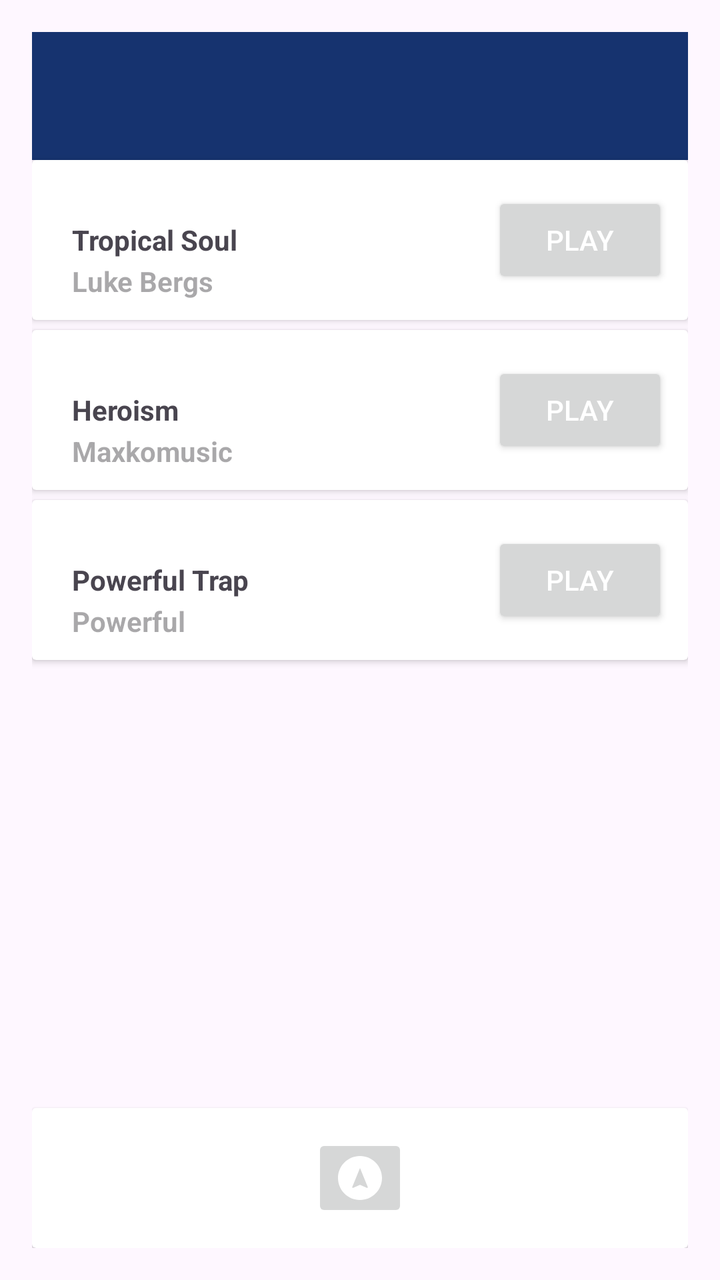
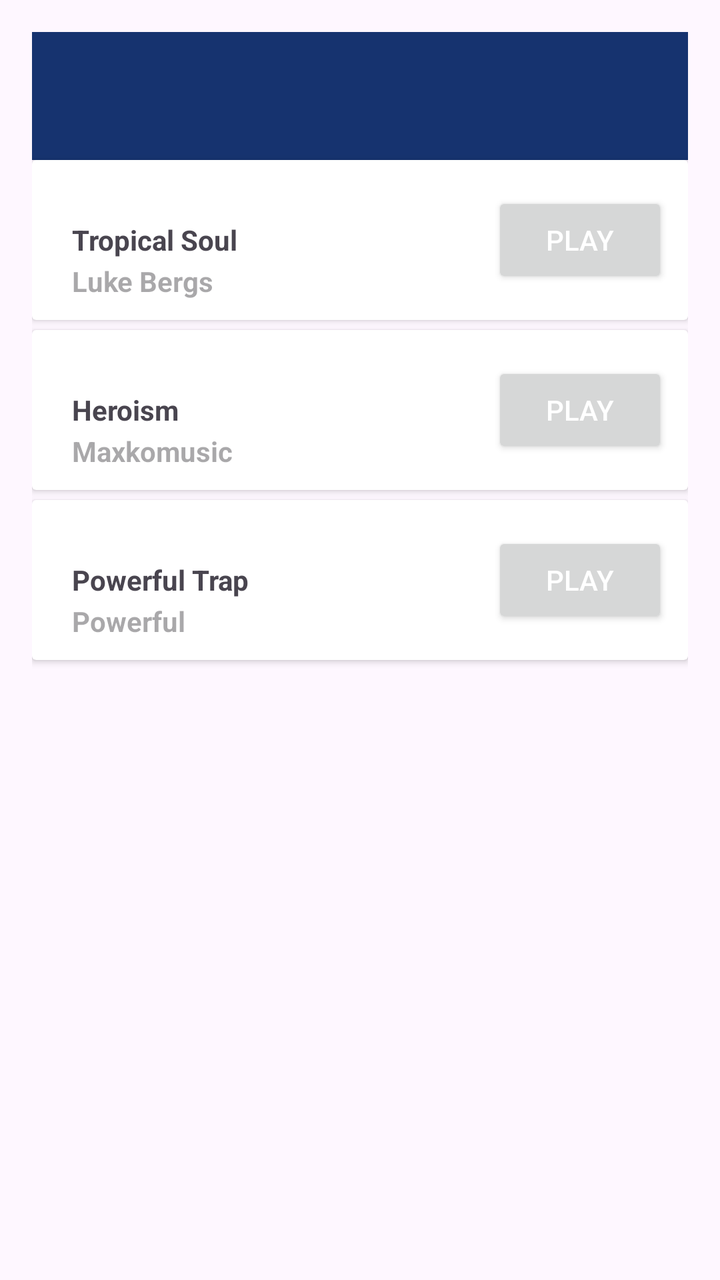

Compare the two renders of this Android layout. The source of the first and the diff that turns it into the second are given below.
<!-- AndroidManifest.xml: application theme Theme.Lab1MusicPlayer -->
<!-- res/layout/activity_main.xml -->
<?xml version="1.0" encoding="utf-8"?>
<LinearLayout xmlns:android="http://schemas.android.com/apk/res/android"
    xmlns:app="http://schemas.android.com/apk/res-auto"
    xmlns:tools="http://schemas.android.com/tools"
    android:id="@+id/main"
    android:layout_width="match_parent"
    android:layout_height="match_parent"
    android:orientation="vertical"
    android:padding="16dp"
    tools:context=".MainActivity">

    <include
        layout="@layout/toolbar_main"
        android:id="@+id/action_playing"/>

    <androidx.cardview.widget.CardView
        android:layout_width="match_parent"
        android:layout_height="80dp"
        android:layout_marginBottom="5dp"
        android:layout_gravity="top">

        <TextView
            android:id="@+id/textView"
            android:layout_width="wrap_content"
            android:layout_height="wrap_content"
            android:text="@string/tropical_soul"
            android:paddingStart="20dp"
            android:paddingEnd="0dp"
            android:textStyle="bold"
            android:layout_gravity="start|center"/>

        <TextView
            android:id="@+id/textView2"
            android:layout_width="wrap_content"
            android:layout_height="wrap_content"

            android:hint="Luke Bergs"
            android:textStyle="bold"
            android:layout_gravity="bottom"
            android:paddingStart="20dp"
            android:paddingEnd="0dp"
            android:paddingBottom="10dp"/>

        <Button
            android:id="@+id/button"
            android:layout_width="wrap_content"
            android:layout_height="wrap_content"
            android:text="@string/play"
            android:layout_marginEnd="10dp"
            android:layout_gravity="end|center"
            android:textColor="@color/white"
            android:onClick="Soundtrack1"/>
    </androidx.cardview.widget.CardView>

    <androidx.cardview.widget.CardView
        android:layout_width="match_parent"
        android:layout_height="80dp"
        android:layout_marginBottom="5dp"
        android:layout_gravity="top">

        <TextView
            android:id="@+id/heroism"
            android:layout_width="wrap_content"
            android:layout_height="wrap_content"
            android:layout_gravity="start|center"
            android:paddingStart="20dp"
            android:paddingEnd="0dp"
            android:text="Heroism"
            android:textStyle="bold" />

        <TextView
            android:id="@+id/maxkomusic"
            android:layout_width="wrap_content"
            android:layout_height="wrap_content"
            android:layout_gravity="bottom"
            android:hint="Maxkomusic"
            android:paddingStart="20dp"
            android:paddingEnd="0dp"
            android:paddingBottom="10dp"
            android:textStyle="bold" />

        <Button
            android:id="@+id/button2"
            android:layout_width="wrap_content"
            android:layout_height="wrap_content"
            android:text="@string/play"
            android:layout_marginEnd="10dp"
            android:layout_gravity="end|center"
            android:textColor="@color/white"
            android:onClick="Soundtrack2"/>
    </androidx.cardview.widget.CardView>


    <androidx.cardview.widget.CardView
        android:layout_width="match_parent"
        android:layout_height="80dp"
        android:layout_marginBottom="5dp"
        android:layout_gravity="top">

        <TextView
            android:id="@+id/PowerfulTrap"
            android:layout_width="wrap_content"
            android:layout_height="wrap_content"
            android:layout_gravity="start|center"
            android:paddingStart="20dp"
            android:paddingEnd="0dp"
            android:text="Powerful Trap"
            android:textStyle="bold" />

        <TextView
            android:id="@+id/Powerful"
            android:layout_width="wrap_content"
            android:layout_height="wrap_content"
            android:layout_gravity="bottom"
            android:hint="Powerful"
            android:paddingStart="20dp"
            android:paddingEnd="0dp"
            android:paddingBottom="10dp"
            android:textStyle="bold" />

        <Button
            android:id="@+id/button3"
            android:layout_width="wrap_content"
            android:layout_height="wrap_content"
            android:text="@string/play"
            android:layout_marginEnd="10dp"
            android:layout_gravity="end|center"
            android:textColor="@color/white"
            android:onClick="Soundtrack3"/>
    </androidx.cardview.widget.CardView>

    <FrameLayout
        android:layout_width="match_parent"
        android:layout_height="match_parent">

        <androidx.cardview.widget.CardView
            android:layout_width="match_parent"
            android:layout_height="70dp"
            android:layout_gravity="bottom">

            <ImageButton
                android:id="@+id/imageButton"
                android:layout_width="wrap_content"
                android:layout_height="wrap_content"
                android:layout_gravity="center"
                android:onClick="SoundtrackControl"
                app:srcCompat="@drawable/baseline_assistant_navigation_24" />
        </androidx.cardview.widget.CardView>
    </FrameLayout>

</LinearLayout>
<!-- res/layout/toolbar_main.xml (included above) -->
<?xml version="1.0" encoding="utf-8"?>
<androidx.appcompat.widget.Toolbar xmlns:android="http://schemas.android.com/apk/res/android"
    android:layout_width="match_parent"
    android:layout_height="?attr/actionBarSize"
    android:background="?attr/colorPrimary">

</androidx.appcompat.widget.Toolbar>
<!-- resources referenced by this layout -->
<resources>
  <color name="white">#FFFFFFFF</color>
  <!-- drawable baseline_assistant_navigation_24 (drawable) -->
  <vector xmlns:android="http://schemas.android.com/apk/res/android" android:height="24dp" android:tint="#FFFFFF" android:viewportHeight="24" android:viewportWidth="24" android:width="24dp">
        
      <path android:fillColor="@android:color/white" android:pathData="M12,1C5.93,1 1,5.93 1,12s4.93,11 11,11 11,-4.93 11,-11S18.07,1 12,1zM15.57,17L12,15.42 8.43,17l-0.37,-0.37L12,7l3.95,9.63 -0.38,0.37z"/>
      
  </vector>
  <string name="play">Play</string>
  <string name="tropical_soul">Tropical Soul</string>
  <style name="Theme.Lab1MusicPlayer" parent="Base.Theme.Lab1MusicPlayer" />
  <style name="Base.Theme.Lab1MusicPlayer" parent="Theme.Material3.DayNight.NoActionBar">
          
          <item name="colorPrimary">@color/blue</item>
      </style>
  <color name="blue">#16336F</color>
</resources>

<!-- the commit's change to res/layout/activity_main.xml (unified diff, before → after) -->
@@ -131,22 +131,7 @@
 
     <FrameLayout
         android:layout_width="match_parent"
-        android:layout_height="match_parent">
-
-        <androidx.cardview.widget.CardView
-            android:layout_width="match_parent"
-            android:layout_height="70dp"
-            android:layout_gravity="bottom">
-
-            <ImageButton
-                android:id="@+id/imageButton"
-                android:layout_width="wrap_content"
-                android:layout_height="wrap_content"
-                android:layout_gravity="center"
-                android:onClick="SoundtrackControl"
-                app:srcCompat="@drawable/baseline_assistant_navigation_24" />
-        </androidx.cardview.widget.CardView>
-    </FrameLayout>
+        android:layout_height="match_parent"/>
 
 </LinearLayout>
 <!-- res/layout/toolbar_main.xml (included above) -->
<!-- resource entries referenced after the edit -->
@@ -1,12 +1,6 @@
 <!-- resources referenced by this layout -->
 <resources>
   <color name="white">#FFFFFFFF</color>
-  <!-- drawable baseline_assistant_navigation_24 (drawable) -->
-  <vector xmlns:android="http://schemas.android.com/apk/res/android" android:height="24dp" android:tint="#FFFFFF" android:viewportHeight="24" android:viewportWidth="24" android:width="24dp">
-        
-      <path android:fillColor="@android:color/white" android:pathData="M12,1C5.93,1 1,5.93 1,12s4.93,11 11,11 11,-4.93 11,-11S18.07,1 12,1zM15.57,17L12,15.42 8.43,17l-0.37,-0.37L12,7l3.95,9.63 -0.38,0.37z"/>
-      
-  </vector>
   <string name="play">Play</string>
   <string name="tropical_soul">Tropical Soul</string>
   <style name="Theme.Lab1MusicPlayer" parent="Base.Theme.Lab1MusicPlayer" />
